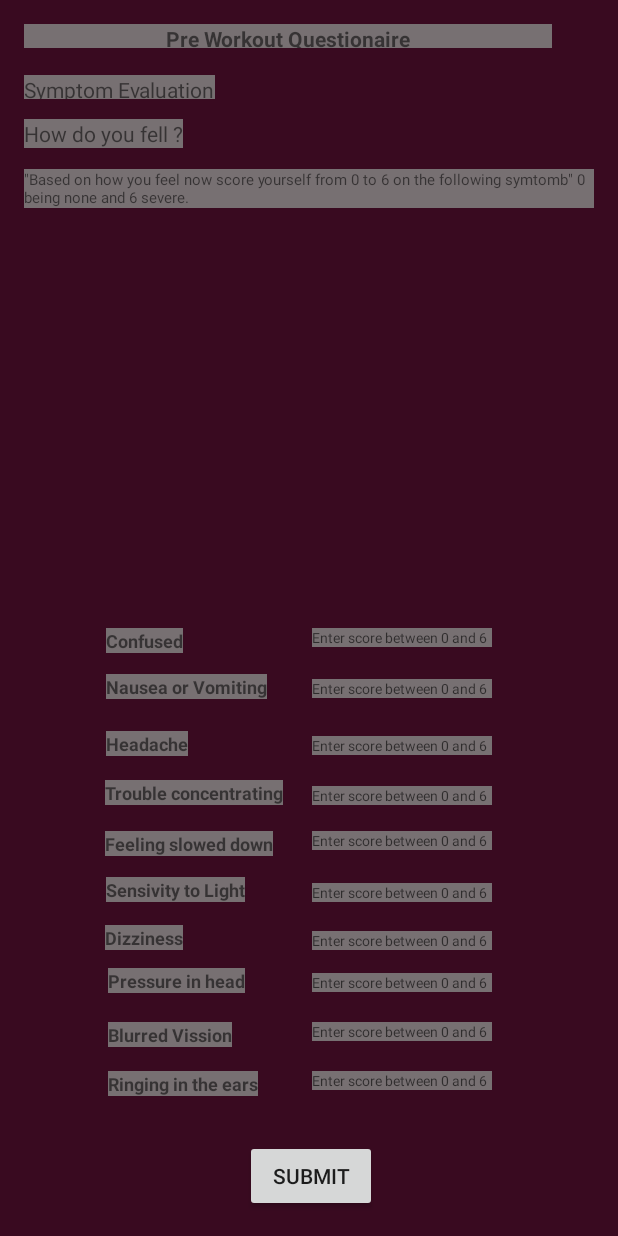
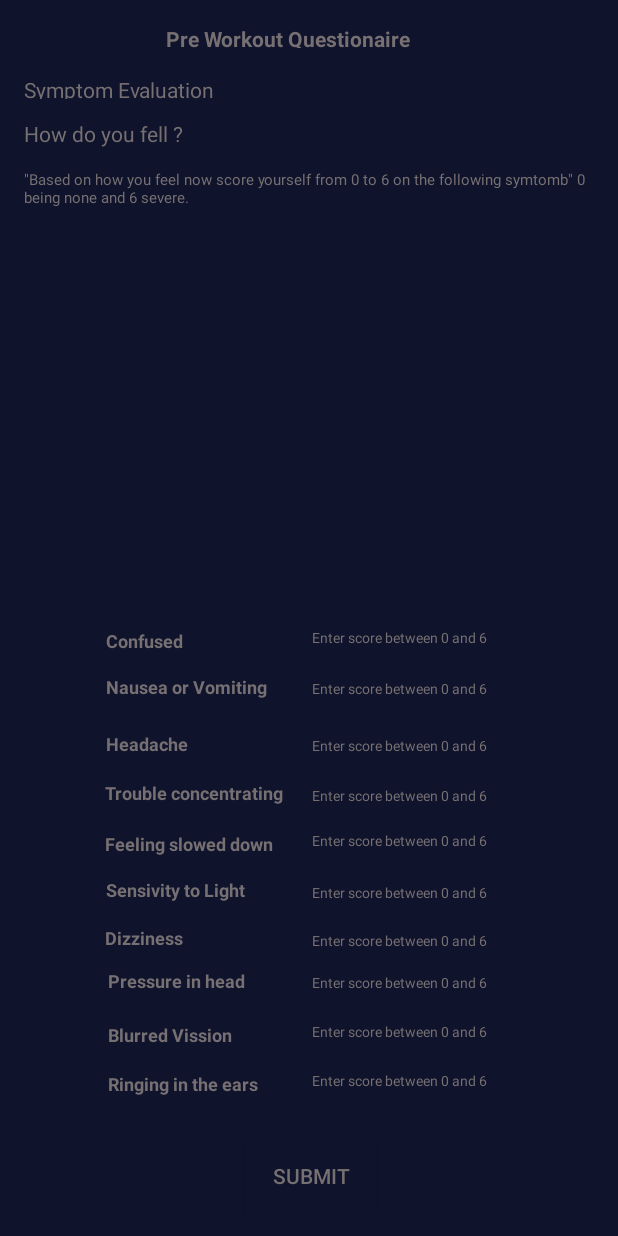
Before and after one commit to Scabandari/ConcussionApp, an Android app: the Questionaire screen opened directly, with no data from a screen before it, on a phone screen of 412 x 824 dp. Run offline under Robolectric (Android 15) with nearby library versions, the phone set to English and light mode, and no system bars.

Commit message:
"latest code, Sign in now only signs in if u provide inputs. Colors have been changed and Up navigation was added to most activities with the toolbar as well. Not done: Color of up navigation button is still black need to be changed to grey with the code: #777072"

```diff
--- a/app/src/main/java/com/example/concussionapp/Chronometer_Heart_Rate_Activity.java
+++ b/app/src/main/java/com/example/concussionapp/Chronometer_Heart_Rate_Activity.java
@@ -11,6 +11,7 @@ import android.os.Bundle;
 import android.os.Handler;
 import android.os.Message;
 import android.os.SystemClock;
+import android.support.v7.widget.Toolbar;
 import android.util.Log;
 import android.view.View;
 import android.widget.Button;
--- a/app/src/main/java/com/example/concussionapp/Questionaire.java
+++ b/app/src/main/java/com/example/concussionapp/Questionaire.java
@@ -3,6 +3,7 @@ package com.example.concussionapp;
 import android.content.Intent;
 import android.os.Bundle;
 import android.support.v7.app.AppCompatActivity;
+import android.support.v7.widget.Toolbar;
 import android.view.View;
 import android.widget.Button;
 
@@ -12,6 +13,13 @@ public class Questionaire extends AppCompatActivity {
     protected void onCreate(Bundle savedInstanceState) {
         super.onCreate(savedInstanceState);
         setContentView(R.layout.activity_questionaire);
+
+        Toolbar toolbar = (Toolbar) findViewById(R.id.tool_bar);
+        if (toolbar != null)
+        {
+            setSupportActionBar(toolbar);
+            getSupportActionBar().setDisplayHomeAsUpEnabled(true);
+        }
 
         goToExercise();
 
--- a/app/src/main/res/layout/activity_questionaire.xml
+++ b/app/src/main/res/layout/activity_questionaire.xml
@@ -4,7 +4,7 @@
     android:id="@+id/activity_questionaire"
     android:layout_width="match_parent"
     android:layout_height="match_parent"
-    android:background="@color/colorPrimary"
+    android:background="@color/colorPrimaryDark"
     android:paddingBottom="@dimen/activity_vertical_margin"
     android:paddingLeft="@dimen/activity_horizontal_margin"
     android:paddingRight="@dimen/activity_horizontal_margin"
@@ -15,8 +15,8 @@
         android:id="@+id/feelingsloweddown"
         android:layout_width="wrap_content"
         android:layout_height="wrap_content"
-        android:background="@color/colorAccent"
-
+        android:background="@color/colorPrimaryDark"
+        android:textColor="@color/colorAccent"
         android:text="Feeling slowed down"
         android:textSize="12sp"
         android:textStyle="normal|bold"
@@ -31,8 +31,9 @@
         android:layout_height="wrap_content"
         android:width="120dp"
         android:height="13dp"
-        android:background="@color/colorAccent"
-
+        android:background="@color/colorPrimaryDark"
+        android:textColor="@color/colorAccent"
+        android:textColorHint="@color/colorAccent"
         android:ems="10"
         android:hint="Enter score between 0 and 6"
         android:inputType="number"
@@ -47,8 +48,9 @@
         android:layout_height="wrap_content"
         android:width="120dp"
         android:height="13dp"
-        android:background="@color/colorAccent"
-
+        android:background="@color/colorPrimaryDark"
+        android:textColor="@color/colorAccent"
+        android:textColorHint="@color/colorAccent"
         android:ems="10"
         android:hint="Enter score between 0 and 6"
         android:inputType="number"
@@ -61,8 +63,8 @@
         android:id="@+id/sensivitytolight"
         android:layout_width="wrap_content"
         android:layout_height="wrap_content"
-        android:background="@color/colorAccent"
-
+        android:background="@color/colorPrimaryDark"
+        android:textColor="@color/colorAccent"
         android:text="Sensivity to Light"
         android:textSize="12sp"
         android:textStyle="normal|bold"
@@ -78,8 +80,9 @@
         android:layout_height="wrap_content"
         android:width="120dp"
         android:height="13dp"
-        android:background="@color/colorAccent"
-
+        android:background="@color/colorPrimaryDark"
+        android:textColor="@color/colorAccent"
+        android:textColorHint="@color/colorAccent"
         android:ems="10"
         android:hint="Enter score between 0 and 6"
         android:inputType="number"
@@ -91,8 +94,8 @@
         android:id="@+id/confused"
         android:layout_width="wrap_content"
         android:layout_height="wrap_content"
-        android:background="@color/colorAccent"
-
+        android:background="@color/colorPrimaryDark"
+        android:textColor="@color/colorAccent"
         android:text="Confused"
         android:textSize="12sp"
         android:textStyle="normal|bold"
@@ -108,8 +111,9 @@
         android:layout_height="wrap_content"
         android:width="120dp"
         android:height="13dp"
-        android:background="@color/colorAccent"
-
+        android:background="@color/colorPrimaryDark"
+        android:textColor="@color/colorAccent"
+        android:textColorHint="@color/colorAccent"
         android:ems="10"
         android:hint="Enter score between 0 and 6"
         android:inputType="number"
@@ -121,8 +125,8 @@
         android:id="@+id/ringingintheears"
         android:layout_width="wrap_content"
         android:layout_height="wrap_content"
-        android:background="@color/colorAccent"
-
+        android:background="@color/colorPrimaryDark"
+        android:textColor="@color/colorAccent"
         android:text="Ringing in the ears"
         android:textSize="12sp"
         android:textStyle="normal|bold"
@@ -138,8 +142,9 @@
         android:layout_height="wrap_content"
         android:width="120dp"
         android:height="13dp"
-        android:background="@color/colorAccent"
-
+        android:background="@color/colorPrimaryDark"
+        android:textColor="@color/colorAccent"
+        android:textColorHint="@color/colorAccent"
         android:ems="10"
         android:hint="Enter score between 0 and 6"
         android:inputType="number"
@@ -153,8 +158,9 @@
         android:layout_height="wrap_content"
         android:width="120dp"
         android:height="13dp"
-        android:background="@color/colorAccent"
-
+        android:background="@color/colorPrimaryDark"
+        android:textColor="@color/colorAccent"
+        android:textColorHint="@color/colorAccent"
         android:ems="10"
         android:hint="Enter score between 0 and 6"
         android:inputType="number"
@@ -170,21 +176,22 @@
         android:layout_height="wrap_content"
         android:width="120dp"
         android:height="13dp"
-        android:background="@color/colorAccent"
-
+        android:background="@color/colorPrimaryDark"
+        android:textColor="@color/colorAccent"
+        android:textColorHint="@color/colorAccent"
         android:ems="10"
         android:hint="Enter score between 0 and 6"
         android:inputType="number"
         android:textSize="9sp"
         android:layout_alignTop="@+id/ringingintheears"
-        android:layout_alignStart="@+id/score4 " />
+        android:layout_alignStart="@+id/score4" />
 
     <TextView
         android:id="@+id/blurredvission"
         android:layout_width="wrap_content"
         android:layout_height="wrap_content"
-        android:background="@color/colorAccent"
-
+        android:background="@color/colorPrimaryDark"
+        android:textColor="@color/colorAccent"
         android:text="Blurred Vission"
         android:textSize="12sp"
         android:textStyle="normal|bold"
@@ -198,8 +205,8 @@
         android:id="@+id/nausea"
         android:layout_width="wrap_content"
         android:layout_height="wrap_content"
-        android:background="@color/colorAccent"
-
+        android:background="@color/colorPrimaryDark"
+        android:textColor="@color/colorAccent"
         android:text="Nausea or Vomiting"
         android:textSize="12sp"
         android:textStyle="normal|bold"
@@ -215,8 +222,9 @@
         android:layout_height="wrap_content"
         android:width="120dp"
         android:height="13dp"
-        android:background="@color/colorAccent"
-
+        android:background="@color/colorPrimaryDark"
+        android:textColor="@color/colorAccent"
+        android:textColorHint="@color/colorAccent"
         android:ems="10"
         android:hint="Enter score between 0 and 6"
         android:inputType="number"
@@ -229,8 +237,8 @@
         android:id="@+id/dizziness"
         android:layout_width="wrap_content"
         android:layout_height="wrap_content"
-        android:background="@color/colorAccent"
-
+        android:background="@color/colorPrimaryDark"
+        android:textColor="@color/colorAccent"
         android:text="Dizziness"
         android:textSize="12sp"
         android:textStyle="normal|bold"
@@ -246,8 +254,9 @@
         android:layout_height="wrap_content"
         android:width="120dp"
         android:height="13dp"
-        android:background="@color/colorAccent"
-
+        android:background="@color/colorPrimaryDark"
+        android:textColor="@color/colorAccent"
+        android:textColorHint="@color/colorAccent"
         android:ems="10"
         android:hint="Enter score between 0 and 6"
         android:inputType="number"
@@ -257,13 +266,14 @@
         android:layout_alignStart="@+id/score6" />
 
     <EditText
-        android:id="@+id/score4 "
+        android:id="@+id/score4"
         android:layout_width="wrap_content"
         android:layout_height="wrap_content"
         android:width="120dp"
         android:height="13dp"
-        android:background="@color/colorAccent"
-
+        android:background="@color/colorPrimaryDark"
+        android:textColor="@color/colorAccent"
+        android:textColorHint="@color/colorAccent"
         android:ems="10"
         android:hint="Enter score between 0 and 6"
         android:inputType="number"
@@ -276,8 +286,8 @@
         android:id="@+id/troubleconcentrating"
         android:layout_width="wrap_content"
         android:layout_height="wrap_content"
-        android:background="@color/colorAccent"
-
+        android:background="@color/colorPrimaryDark"
+        android:textColor="@color/colorAccent"
         android:text="Trouble concentrating"
         android:textSize="12sp"
         android:textStyle="normal|bold"
@@ -292,8 +302,9 @@
         android:layout_height="wrap_content"
         android:width="120dp"
         android:height="13dp"
-        android:background="@color/colorAccent"
-
+        android:background="@color/colorPrimaryDark"
+        android:textColor="@color/colorAccent"
+        android:textColorHint="@color/colorAccent"
         android:ems="10"
         android:hint="Enter score between 0 and 6"
         android:inputType="number"
@@ -305,8 +316,8 @@
         android:id="@+id/textView"
         android:layout_width="wrap_content"
         android:layout_height="wrap_content"
-        android:background="@color/colorAccent"
-
+        android:background="@color/colorPrimaryDark"
+        android:textColor="@color/colorAccent"
         android:text="Headache"
         android:textSize="12sp"
         android:textStyle="normal|bold"
@@ -320,7 +331,8 @@
         android:id="@+id/preworkoutquestionaire"
         android:layout_width="352dp"
         android:layout_height="16dp"
-        android:background="@color/colorAccent"
+        android:background="@color/colorPrimaryDark"
+        android:textColor="@color/colorAccent"
         android:text="Pre Workout Questionaire"
         android:textAlignment="center"
         android:textStyle="normal|bold"
@@ -333,7 +345,8 @@
         android:id="@+id/textView3"
         android:layout_width="wrap_content"
         android:layout_height="wrap_content"
-        android:background="@color/colorAccent"
+        android:background="@color/colorPrimaryDark"
+        android:textColor="@color/colorAccent"
         android:text="How do you fell ?"
         tools:layout_editor_absoluteX="5dp"
         tools:layout_editor_absoluteY="195dp"
@@ -345,7 +358,8 @@
         android:layout_width="wrap_content"
         android:layout_height="wrap_content"
         android:height="16dp"
-        android:background="@color/colorAccent"
+        android:background="@color/colorPrimaryDark"
+        android:textColor="@color/colorAccent"
         android:text="Symptom Evaluation"
         android:textSize="14sp"
         tools:layout_editor_absoluteX="0dp"
@@ -357,7 +371,8 @@
         android:id="@+id/textView4"
         android:layout_width="wrap_content"
         android:layout_height="wrap_content"
-        android:background="@color/colorAccent"
+        android:background="@color/colorPrimaryDark"
+        android:textColor="@color/colorAccent"
         android:text='"Based on how you feel now score yourself from 0 to 6 on the following symtomb" 0 being none and 6 severe.'
         android:textSize="10sp"
         tools:layout_editor_absoluteX="0dp"
@@ -370,7 +385,8 @@
         android:id="@+id/pressure"
         android:layout_width="wrap_content"
         android:layout_height="wrap_content"
-        android:background="@color/colorAccent"
+        android:background="@color/colorPrimaryDark"
+        android:textColor="@color/colorAccent"
         android:text="Pressure in head"
         android:textSize="12sp"
         android:textStyle="normal|bold"
@@ -386,7 +402,10 @@
         android:layout_height="wrap_content"
         android:text="Submit"
         android:layout_alignParentBottom="true"
-        android:layout_toEndOf="@+id/sensivitytolight" />
+        android:layout_toEndOf="@+id/sensivitytolight"
+        android:background="@color/colorPrimaryDark"
+        android:textColor="@color/colorAccent"/>
+
 
 
 </RelativeLayout>
--- a/app/src/main/res/layout/tool_bar.xml
+++ b/app/src/main/res/layout/tool_bar.xml
@@ -4,6 +4,7 @@
     android:layout_height="wrap_content"
     xmlns:app="http://schemas.android.com/apk/res-auto"
     android:background="@color/colorPrimaryDark"
+    app:titleTextColor="@color/colorAccent"
     android:elevation="4dp"
     app:title="noCussion">
 
--- a/app/src/main/res/values/colors.xml
+++ b/app/src/main/res/values/colors.xml
@@ -1,6 +1,7 @@
 <?xml version="1.0" encoding="utf-8"?>
 <resources>
-    <color name="colorPrimary">#390a20</color>
+    <color name="colorPrimary">#461029</color>
     <color name="colorPrimaryDark">#0f132c</color>
     <color name="colorAccent">#777072</color>
+    <color name="AllBlack">#060606</color>
 </resources>
```
Also changed, not shown: app/src/main/AndroidManifest.xml (+8 -4 lines), app/src/main/java/com/example/concussionapp/Excercise_Setup_Activity.java (+9 -3 lines), app/src/main/java/com/example/concussionapp/HomeActivity.java (+17 -1 lines), app/src/main/java/com/example/concussionapp/SignUpActivity.java (+10 -0 lines), app/src/main/res/layout/activity_chronometer__heart__rate_.xml (+35 -34 lines), app/src/main/res/layout/activity_excercise__setup_.xml (+39 -50 lines), app/src/main/res/layout/activity_home.xml (+21 -5 lines), app/src/main/res/layout/activity_main.xml (+5 -4 lines), app/src/main/res/layout/activity_sign_up.xml (+16 -18 lines), app/src/main/ic_UpNav-web.png (added), app/src/main/res/mipmap-hdpi/ic_upnav.png (added), app/src/main/res/mipmap-mdpi/ic_upnav.png (added), app/src/main/res/mipmap-xhdpi/ic_upnav.png (added), app/src/main/res/mipmap-xxhdpi/ic_upnav.png (added), 1 more files.
